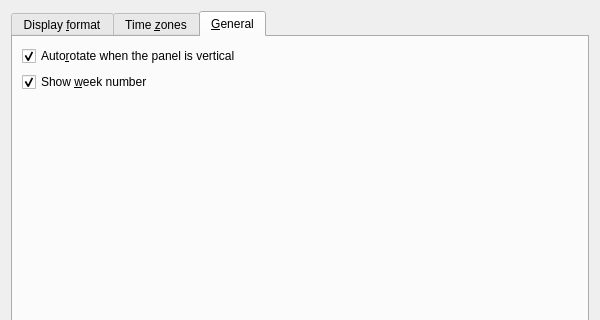
Above: plugin-worldclock/lxqtworldclockconfiguration.ui from lxqt/lxqt-panel before the change; both pictures show x 0 to 600 and y 0 to 320 of the 600 by 686 pixel window. Below: the same form after it.
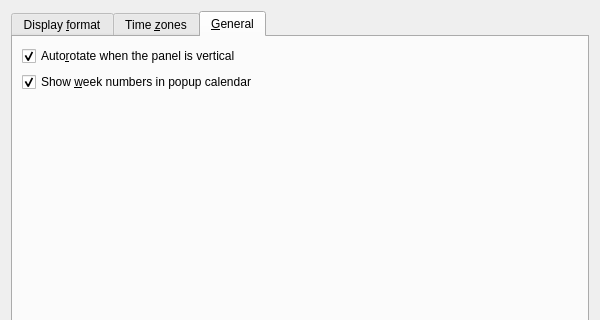
That is the form after the change. The open tabs and pages were chosen to show the change.

Commit message: config: clarify "show week number" option

What changed in the file:
```diff
--- a/plugin-worldclock/lxqtworldclockconfiguration.ui
+++ b/plugin-worldclock/lxqtworldclockconfiguration.ui
@@ -532,7 +532,7 @@
        <item>
         <widget class="QCheckBox" name="showWeekNumberCB">
          <property name="text">
-          <string>Show &amp;week number</string>
+          <string>Show &amp;week numbers in popup calendar</string>
          </property>
          <property name="checked">
           <bool>true</bool>
```
